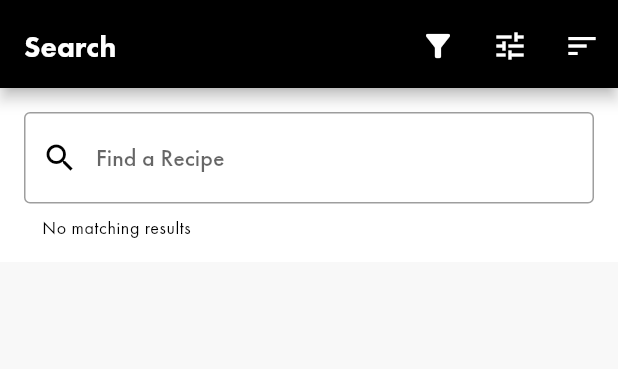
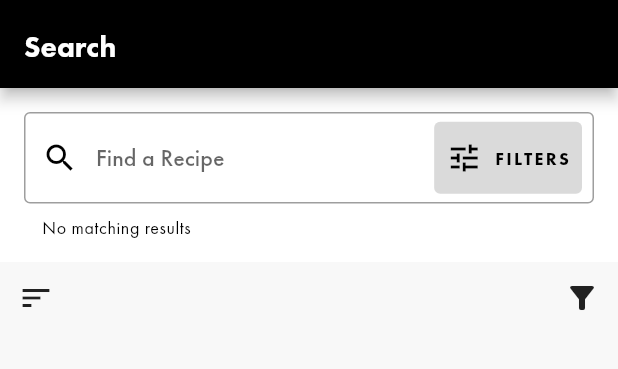
Before and after one commit to franthormel/bon_appetit, a Flutter app: the screen it shows after launch, after a tap on the "search" icon, on a phone screen of 412 x 824 dp, the part 80-449 px from its top. Run offline on Flutter 3.47's test engine with Material 2 defaults, Android fonts, the phone set to English and light mode, and no system bars; our stand-ins replace auto_route, cached_network_image, flutter_svg; network calls fail.

Commit message:
Search page widgets
Updated styles for several widgets

```diff
--- a/lib/pages/search.dart
+++ b/lib/pages/search.dart
@@ -12,14 +12,7 @@ class SearchPage extends StatelessWidget {
     return ChangeNotifierProvider(
       create: (context) => SearchProvider(),
       child: Scaffold(
-        appBar: AppBar(
-          actions: const [
-            SearchPageActionShowWidget(),
-            SearchPageActionFilterWidget(),
-            SearchPageActionSortWidget(),
-          ],
-          title: const Text("Search"),
-        ),
+        appBar: AppBar(title: const Text("Search")),
         body: const SearchPageContentWidget(),
       ),
     );
--- a/lib/services/providers/search.dart
+++ b/lib/services/providers/search.dart
@@ -62,8 +62,8 @@ class SearchProvider extends ChangeNotifier {
   List<SearchResult> fetchResults(DatasetSource source) {
 
     // TODO: Search results
-    // TODO: Create holder variable
-    // TODO: Get number of results from provider
+    // 1. Type of result
+    // 2. Search text
 
     return _searchResults;
   }
--- a/lib/style/theme_futura.dart
+++ b/lib/style/theme_futura.dart
@@ -35,6 +35,14 @@ class BonAppetitThemeFutura {
         linearTrackColor: BonAppetitColors.mediumChampagne,
         refreshBackgroundColor: BonAppetitColors.dimGray,
       ),
+      textButtonTheme: TextButtonThemeData(
+        style: ButtonStyle(
+          foregroundColor:
+              MaterialStateProperty.all<Color>(BonAppetitColors.black),
+          backgroundColor:
+              MaterialStateProperty.all<Color>(BonAppetitColors.gainsboro),
+        ),
+      ),
       textTheme: _textTheme,
     );
   }
--- a/lib/widgets/index.dart
+++ b/lib/widgets/index.dart
@@ -33,9 +33,6 @@ export 'recipes/details/utensils.dart';
 export 'recipes/main.dart';
 export 'recipes/suggested.dart';
 export 'recipes/trending.dart';
-export 'search/actions/filter.dart';
-export 'search/actions/show.dart';
-export 'search/actions/sort.dart';
 export 'search/content.dart';
 export 'videos/details/about.dart';
 export 'videos/details/credits.dart';
--- a/lib/widgets/search/actions/filter.dart
+++ b/lib/widgets/search/actions/filter.dart
@@ -7,10 +7,13 @@ class SearchPageActionFilterWidget extends StatelessWidget {
   Widget build(BuildContext context) {
     // TODO: Show as fullscreen bottom sheet with close icon button at upper right
     // https://fidev.io/full-screen-dialog/
-    return IconButton(
-      tooltip: "Filter results",
-      icon: const Icon(Icons.tune),
-      onPressed: () {},
+    return Padding(
+      padding: const EdgeInsets.only(right: 8.0),
+      child: TextButton.icon(
+        label: Text("FILTERS", style: Theme.of(context).textTheme.caption),
+        icon: const Icon(Icons.tune),
+        onPressed: () {},
+      ),
     );
   }
 }
--- a/lib/widgets/search/actions/show.dart
+++ b/lib/widgets/search/actions/show.dart
@@ -6,6 +6,7 @@ class SearchPageActionShowWidget extends StatelessWidget {
   @override
   Widget build(BuildContext context) {
     // TODO: Show options as dropdown menu
+    // TODO: Change to drop down with text
     return IconButton(
       tooltip: "Show results by type",
       icon: const Icon(Icons.filter_list_alt),
--- a/lib/widgets/search/actions/sort.dart
+++ b/lib/widgets/search/actions/sort.dart
@@ -1,11 +1,16 @@
 import 'package:flutter/material.dart';
+import 'package:provider/provider.dart';
+
+import '../../../services/index.dart';
 
 class SearchPageActionSortWidget extends StatelessWidget {
   const SearchPageActionSortWidget({Key? key}) : super(key: key);
 
   @override
   Widget build(BuildContext context) {
-    // TODO: Show options as dropdown menu
+    // TODO: Change to drop down with text
+    final provider = Provider.of<SearchProvider>(context, listen: false);
+
     return IconButton(
       tooltip: "Sort results",
       icon: const Icon(Icons.sort),
--- a/lib/widgets/search/content.dart
+++ b/lib/widgets/search/content.dart
@@ -1,6 +1,7 @@
 import 'package:flutter/material.dart';
 
 import '../../style/index.dart';
+import 'controls.dart';
 import 'list.dart';
 import 'text_field.dart';
 
@@ -12,7 +13,11 @@ class SearchPageContentWidget extends StatelessWidget {
     return Container(
       color: BonAppetitColors.cultured,
       child: Column(
-        children: const [SearchPageTextFieldWidget(), SearchPageListWidget()],
+        children: const [
+          SearchPageTextFieldWidget(),
+          SearchPageControlsWidget(),
+          SearchPageListWidget(),
+        ],
       ),
     );
   }
--- /dev/null
+++ b/lib/widgets/search/controls.dart
@@ -0,0 +1,19 @@
+import 'package:flutter/material.dart';
+
+import 'actions/show.dart';
+import 'actions/sort.dart';
+
+class SearchPageControlsWidget extends StatelessWidget {
+  const SearchPageControlsWidget({Key? key}) : super(key: key);
+
+  @override
+  Widget build(BuildContext context) {
+    return Row(
+      mainAxisAlignment: MainAxisAlignment.spaceBetween,
+      children: const [
+        SearchPageActionSortWidget(),
+        SearchPageActionShowWidget(),
+      ],
+    );
+  }
+}
--- a/lib/widgets/search/text_field.dart
+++ b/lib/widgets/search/text_field.dart
@@ -3,6 +3,7 @@ import 'package:provider/provider.dart';
 
 import '../../../services/index.dart';
 import '../../../style/index.dart';
+import 'actions/filter.dart';
 
 class SearchPageTextFieldWidget extends StatefulWidget {
   const SearchPageTextFieldWidget({Key? key}) : super(key: key);
@@ -52,16 +53,7 @@ class _SearchPageTextFieldWidgetState extends State<SearchPageTextFieldWidget> {
             icon: const Icon(Icons.search),
             onPressed: () {},
           ),
-          suffixIcon: controller.text.isNotEmpty
-              ? IconButton(
-                  color: BonAppetitColors.black,
-                  icon: const Icon(Icons.clear),
-                  onPressed: () {
-                    search.clearText();
-                    controller.clear();
-                  },
-                )
-              : null,
+          suffixIcon: const SearchPageActionFilterWidget(),
         ),
         onChanged: (text) {
           setState(() {
```
